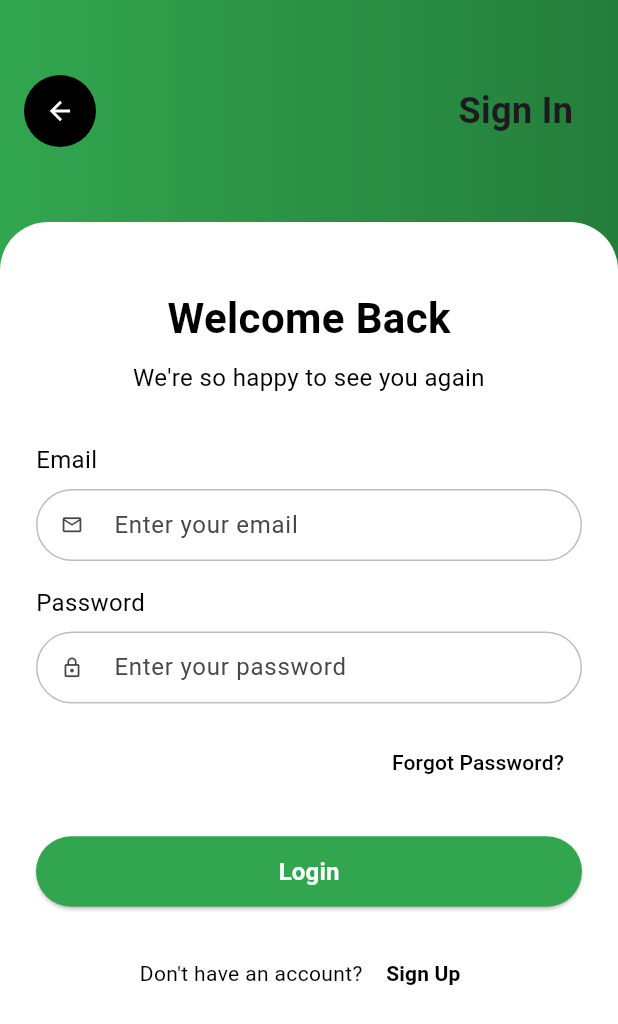
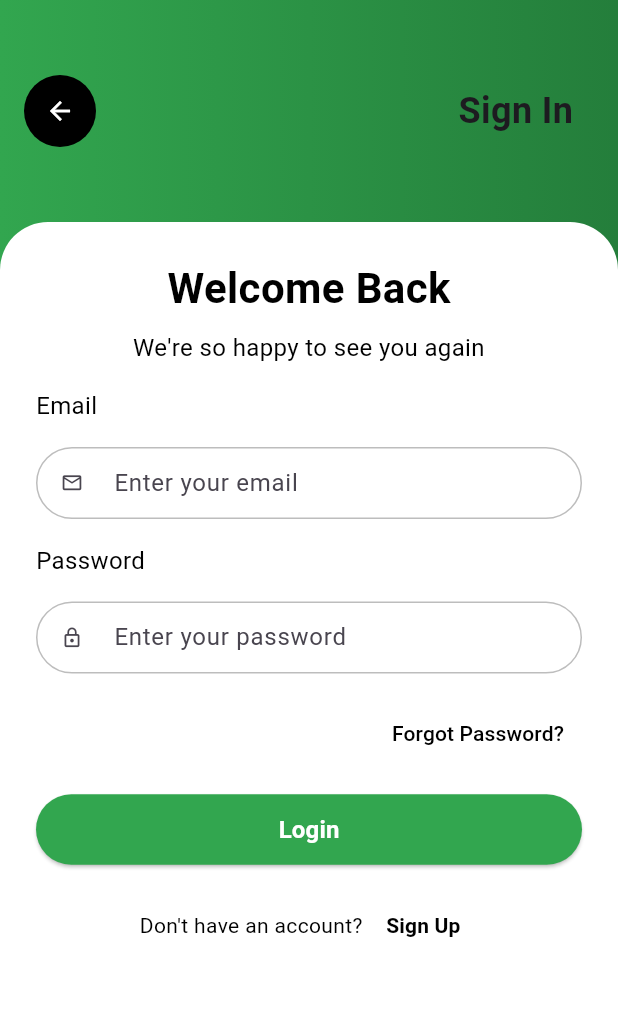
Before and after one commit to JayaneshB/OGPAY, a Flutter app: the screen it shows after launch, after a tap on "Login", on a phone screen of 412 x 824 dp. Shown: the top 1024 px of the screen. Run offline on Flutter 3.47's test engine with Material 3 defaults, Android fonts, the phone set to English and light mode, and no system bars; our stand-ins replace go_router.

Commit message:
extension method added

```diff
--- /dev/null
+++ b/lib/common/extension/og_extension.dart
@@ -0,0 +1,7 @@
+import 'package:flutter/material.dart';
+
+extension SpacingExtension on List<Widget> {
+  List<Widget> spaced(double height) {
+    return expand((w) => [w, SizedBox(height: height)]).toList()..removeLast();
+  }
+}
--- a/lib/features/presentation/login/screen/login_screen.dart
+++ b/lib/features/presentation/login/screen/login_screen.dart
@@ -1,6 +1,7 @@
 import 'package:flutter/material.dart';
 import 'package:go_router/go_router.dart';
 import 'package:ogpay/app_router/app_router_constants.dart';
+import 'package:ogpay/common/extension/og_extension.dart';
 import 'package:ogpay/common/widgets/primary_cta_button.dart';
 import 'package:ogpay/utility/colors.dart';
 
@@ -99,35 +100,21 @@ class LoginCard extends StatelessWidget {
           Expanded(
             child: SingleChildScrollView(
               child: Column(
-                mainAxisAlignment: MainAxisAlignment.center,
                 crossAxisAlignment: CrossAxisAlignment.stretch,
                 children: [
-                  const SizedBox(height: 20),
                   const WelcomeBackHeader(),
-                  const SizedBox(height: 32),
                   const FieldLabel(text: "Email"),
-                  const SizedBox(height: 8),
                   EmailField(controller: emailController),
-                  const SizedBox(height: 16),
                   const FieldLabel(text: "Password"),
-                  const SizedBox(height: 8),
                   PasswordField(controller: passwordController),
-                  const SizedBox(height: 15),
                   const ForgetPasswordText(),
-                  const SizedBox(height: 25),
-                  PrimaryButton(
-                    title: "Login",
-                    onPressed: () {
-                      // Handle login action
-                    },
-                  ),
-                  const SizedBox(height: 20),
+                  PrimaryButton(title: "Login", onPressed: () {}),
                   SignUpContent(
                     onSignUpPressed: () {
                       context.push(AppRouteConstants.signUp);
                     },
                   ),
-                ],
+                ].spaced(16),
               ),
             ),
           ),
```
